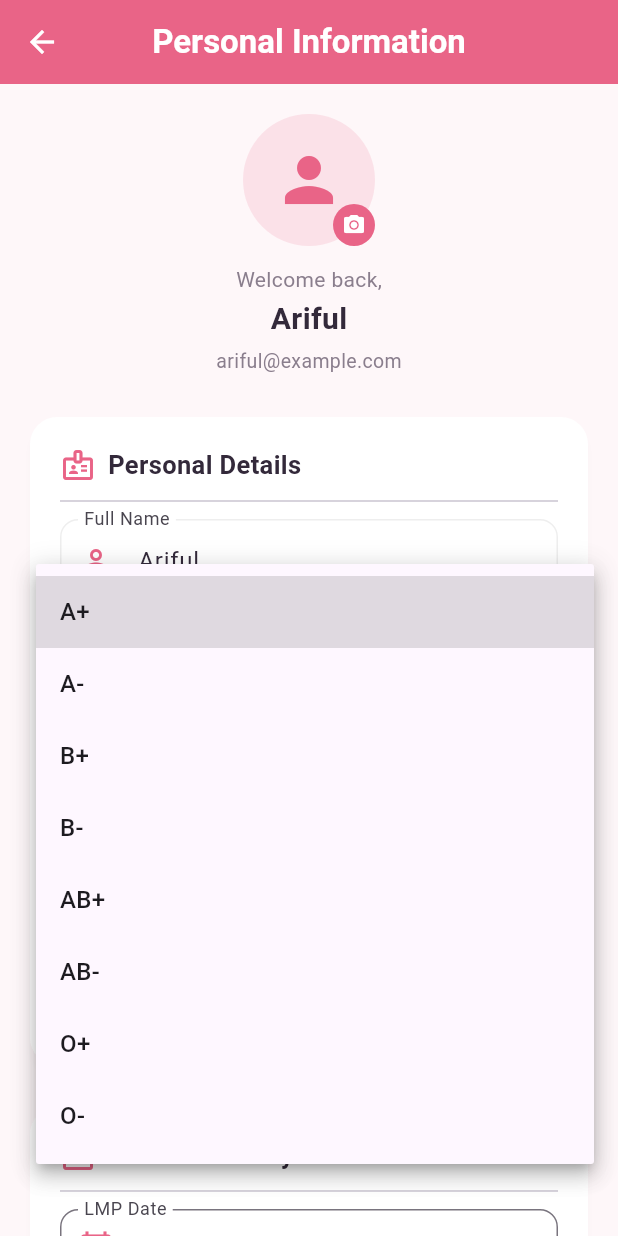
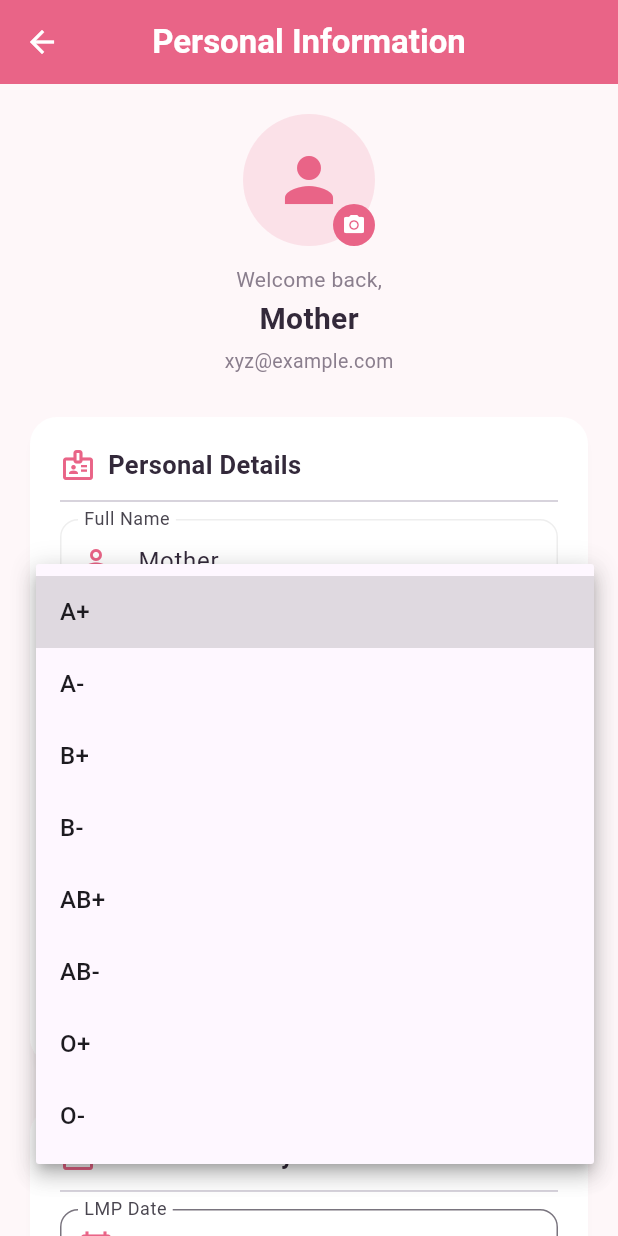
Before and after one commit to apt-install-alvi/Cradle, a Flutter app: the PersonalInfoPage screen opened by its route, after a tap on "Blood Group", on a phone screen of 412 x 824 dp. Run offline on Flutter 3.47's test engine with Material 3 defaults, Android fonts, the phone set to English and light mode, and no system bars; our stand-ins replace image_picker.

Commit message:
"marge with main and fix the name fetch from otp"

```diff
--- a/frontend/cradle_app/lib/core/routes/route_generator.dart
+++ b/frontend/cradle_app/lib/core/routes/route_generator.dart
@@ -16,7 +16,22 @@
 
 class RouteGenerator {
   static Route<dynamic> generateRoute(RouteSettings settings) {
-    switch (settings.name) {
+// For debugging: helpful to see what route is being requested
+debugPrint('Navigating to route: ${settings.name}');
+
+// Some platforms might pass the route with or without a leading slash.
+// We normalize it here to match our AppRoutes constants.
+String? routeName = settings.name;
+if (routeName != null && routeName != '/') {
+if (routeName.endsWith('/')) {
+routeName = routeName.substring(0, routeName.length - 1);
+}
+if (!routeName.startsWith('/')) {
+routeName = '/$routeName';
+}
+}
+
+switch (routeName) {
       case AppRoutes.splash:
         return MaterialPageRoute(builder: (_) => const SplashPage());
       case AppRoutes.login:
@@ -45,8 +60,8 @@
         return MaterialPageRoute(builder: (_) => const SettingsPage());
       default:
         return MaterialPageRoute(
-          builder: (_) => const Scaffold(
-            body: Center(child: Text('Route Error')),
+          builder: (_) =>  Scaffold(
+            body: Center(child: Text('Route Error:$routeName')),
           ),
         );
     }
--- a/frontend/cradle_app/lib/main.dart
+++ b/frontend/cradle_app/lib/main.dart
@@ -22,7 +22,7 @@
         title: 'Cradle',
         theme: AppTheme.lightTheme,
         darkTheme: AppTheme.darkTheme,
-        initialRoute: AppRoutes.personalInfo,
+        initialRoute: AppRoutes.splash,
         onGenerateRoute: RouteGenerator.generateRoute,
         debugShowCheckedModeBanner: false,
       ),
--- a/frontend/cradle_app/lib/pages/otp_verification/otp_verification_page.dart
+++ b/frontend/cradle_app/lib/pages/otp_verification/otp_verification_page.dart
@@ -1,5 +1,7 @@
 import 'package:flutter/material.dart';
+import 'package:provider/provider.dart';
 import '../../core/routes/app_routes.dart';
+import '../../providers/auth_provider.dart';
 
 class OtpVerificationPage extends StatefulWidget {
   const OtpVerificationPage({super.key});
@@ -28,6 +30,13 @@
       final enteredOtp = _otpController.text.trim();
       // Dummy verification (OTP: 123456)
       if (enteredOtp == '123456') {
+        // Extract arguments
+        final args = ModalRoute.of(context)?.settings.arguments as Map<String, String>?;
+        final name = args?['name'] ?? 'Mother';
+
+        // Save name to AuthProvider
+        Provider.of<AuthProvider>(context, listen: false).setUserName(name);
+
         // Correct OTP - Navigate to Dashboard
         Navigator.pushNamed(
           context,
--- a/frontend/cradle_app/lib/pages/personal_info/personal_info_page.dart
+++ b/frontend/cradle_app/lib/pages/personal_info/personal_info_page.dart
@@ -3,6 +3,9 @@
 import 'package:image_picker/image_picker.dart'; // NEW
 import 'dart:io'; // NEW (for File)
 import 'package:flutter/foundation.dart' show kIsWeb; // NEW (for Web check)
+import 'package:provider/provider.dart'; // NEW
+import '../../providers/auth_provider.dart'; // NEW
+import '../../core/routes/app_routes.dart'; // NEW
 
 // ----------------------------------------------------------------
 // TEST MODE: Firebase is not wired up yet.
@@ -37,9 +40,9 @@
   static const Color darkText = Color(0xFF33293A);
   static const Color subText = Color(0xFF8A7E8D);
 
-  static const String _testFullName = 'Ariful';
-  static const String _testEmail = 'ariful@example.com';
-  static const String _testEmergencyContact = '019369365656';
+  // static const String _testFullName = 'Ariful';
+  static const String _testEmail = 'xyz@example.com';
+  static const String _testEmergencyContact = '01xxxxxxxxx';
 
   final _formKey = GlobalKey<FormState>();
 
@@ -83,7 +86,7 @@
     _longTermDiseasesController.dispose();
     super.dispose();
   }
-
+//
   // --- NEW PHOTO PICKING METHOD ---
   Future<void> _pickImage() async {
     final XFile? image = await _picker.pickImage(source: ImageSource.gallery);
@@ -97,8 +100,11 @@
   Future<void> loadProfile() async {
     setState(() => _isLoading = true);
     try {
+      final authProvider = Provider.of<AuthProvider>(context, listen: false);
       _userEmail = _testEmail;
-      _fullNameController.text = _testFullName;
+      _fullNameController.text = authProvider.userName.isNotEmpty
+          ? authProvider.userName
+          : 'Mother';
       _emergencyContactController.text = _testEmergencyContact;
     } catch (e) {
       _showSnackBar('Failed to load profile: $e', isError: true);
--- a/frontend/cradle_app/lib/providers/auth_provider.dart
+++ b/frontend/cradle_app/lib/providers/auth_provider.dart
@@ -1,7 +1,15 @@
 import 'package:flutter/material.dart';
 
 class AuthProvider extends ChangeNotifier {
-  bool get isLoggedIn => false;
+  String _userName = '';
+
+  bool get isLoggedIn => _userName.isNotEmpty;
   bool get isProfileCompleted => false;
   Map<String, dynamic> get profile => {};
+  String get userName => _userName;
+
+  void setUserName(String name) {
+    _userName = name;
+    notifyListeners();
+  }
 }
```
Also changed, not shown: frontend/cradle_app/lib/pages/splash/splash_page.dart (+6 -5 lines).
